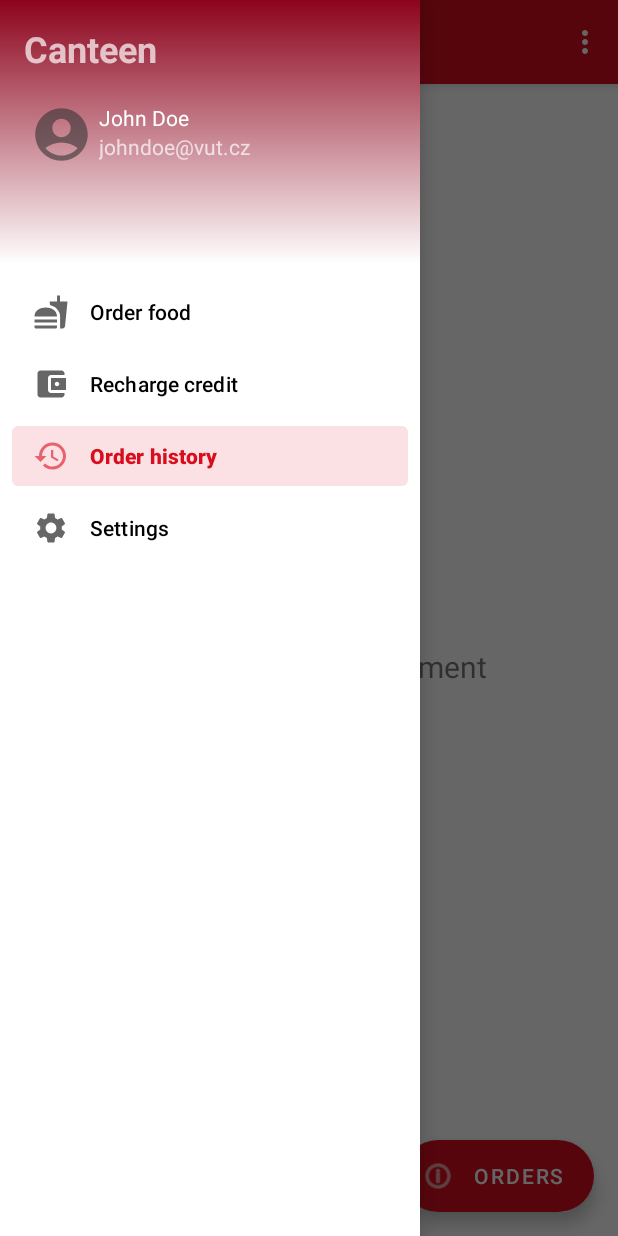
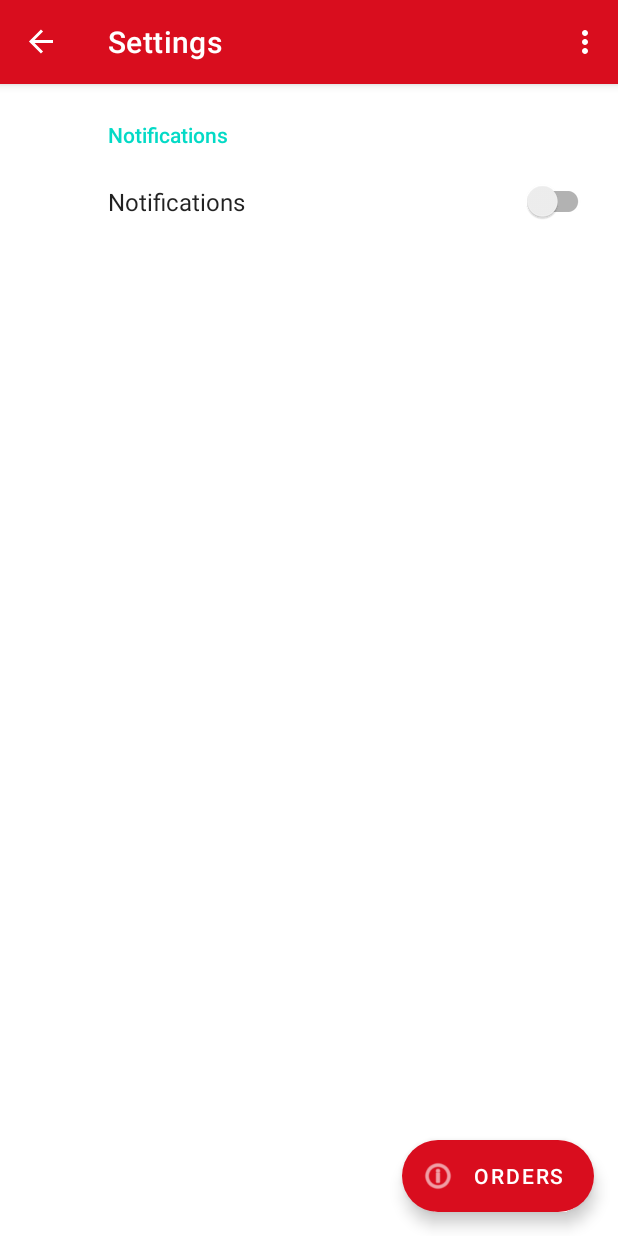
Before and after one commit to MarekHavel/ITU, an Android app: the screen it shows after launch (MainActivity), in the side drawer, after a tap on "Settings", on a phone screen of 412 x 824 dp. Run offline under Robolectric (Android 15) with nearby library versions, the phone set to English and light mode, and no system bars; our stand-ins replace androidx.preference, navigation-ui; 1 statement that could not run was skipped.

```diff
--- a/frontend/app/build.gradle.kts
+++ b/frontend/app/build.gradle.kts
@@ -43,6 +43,7 @@ dependencies {
     implementation("androidx.lifecycle:lifecycle-viewmodel-ktx:2.6.2")
     implementation("androidx.navigation:navigation-fragment:2.7.5")
     implementation("androidx.navigation:navigation-ui:2.7.5")
+    implementation("androidx.preference:preference:1.2.0")
     testImplementation("junit:junit:4.13.2")
     androidTestImplementation("androidx.test.ext:junit:1.1.5")
     androidTestImplementation("androidx.test.espresso:espresso-core:3.5.1")
--- a/frontend/app/src/main/AndroidManifest.xml
+++ b/frontend/app/src/main/AndroidManifest.xml
@@ -17,7 +17,6 @@
         <activity
             android:name=".MainActivity"
             android:exported="true"
-            android:label="@string/app_name"
             android:theme="@style/Theme.Canteen.NoActionBar">
             <intent-filter>
                 <action android:name="android.intent.action.MAIN" />
--- a/frontend/app/src/main/res/drawable/menu_header_background.xml
+++ b/frontend/app/src/main/res/drawable/menu_header_background.xml
@@ -2,7 +2,7 @@
     android:shape="rectangle">
     <gradient
         android:angle="-90"
-        android:endColor="@color/white"
+        android:endColor="?backgroundColor"
         android:startColor="?colorPrimaryVariant"
         android:type="linear" />
 </shape>
--- a/frontend/app/src/main/res/layout/menu_header.xml
+++ b/frontend/app/src/main/res/layout/menu_header.xml
@@ -4,7 +4,6 @@
     android:layout_width="match_parent"
     android:layout_height="@dimen/nav_header_height"
     android:background="@drawable/menu_header_background"
-    android:gravity="bottom"
     android:orientation="vertical"
     android:paddingLeft="@dimen/activity_horizontal_margin"
     android:paddingTop="@dimen/activity_vertical_margin"
@@ -18,11 +17,12 @@
         android:text="@string/app_name"
         android:textStyle="bold"
         android:textSize="24sp"
-        android:paddingBottom="12dp"/>
+        android:paddingTop="12dp"
+        android:paddingBottom="4dp"/>
 
     <LinearLayout
-        android:layout_width="match_parent"
-        android:layout_height="match_parent"
+        android:layout_width="wrap_content"
+        android:layout_height="wrap_content"
         android:orientation="horizontal">
 
         <ImageView
@@ -53,6 +53,7 @@
                 android:layout_height="wrap_content"
                 android:text="@string/nav_header_subtitle" />
         </LinearLayout>
+
     </LinearLayout>
 
 </LinearLayout>
--- a/frontend/app/src/main/res/navigation/mobile_navigation.xml
+++ b/frontend/app/src/main/res/navigation/mobile_navigation.xml
@@ -22,4 +22,9 @@
         android:name="eu.havy.canteen.ui.order_history.OrderHistoryFragment"
         android:label="@string/menu_order_history"
         tools:layout="@layout/fragment_order_history" />
+
+    <fragment
+        android:id="@+id/nav_settings"
+        android:name="eu.havy.canteen.ui.settings.SettingsFragment"
+        android:label="@string/menu_settings" />
 </navigation>
--- /dev/null
+++ b/frontend/app/src/main/res/values/arrays.xml
@@ -0,0 +1,37 @@
+<resources>
+    <string-array name="color_scheme_entries">
+        <item>System selected</item>
+        <item>Dark mode</item>
+        <item>Light mode</item>
+    </string-array>
+
+    <string-array name="color_scheme_values">
+        <item>system_selected</item>
+        <item>dark_mode</item>
+        <item>light_mode</item>
+    </string-array>
+
+    <string-array name="notification_entries">
+        <item>Food for today</item>
+        <item>Canteen opened</item>
+        <item>Credit charged</item>
+    </string-array>
+
+    <string-array name="notification_values">
+        <item>food_for_today</item>
+        <item>canteen_opened</item>
+        <item>credit_charged</item>
+    </string-array>
+
+    <string-array name="language_entries">
+        <item>English</item>
+        <item>Czech</item>
+        <item>Slovak</item>
+    </string-array>
+
+    <string-array name="language_values">
+        <item>english</item>
+        <item>czech</item>
+        <item>slovak</item>
+    </string-array>
+</resources>
--- a/frontend/app/src/main/res/values/strings.xml
+++ b/frontend/app/src/main/res/values/strings.xml
@@ -12,4 +12,11 @@
     <string name="menu_order_history">Order history</string>
     <string name="menu_settings">Settings</string>
     <string name="orders">Orders</string>
+
+    <!-- Preferences -->
+    <string name="general">General</string>
+    <string name="color_scheme">Color scheme</string>
+    <string name="notifications">Notifications</string>
+    <string name="allowed_notifications">Allowed notifications\n</string>
+    <string name="language">Language</string>
 </resources>
--- /dev/null
+++ b/frontend/app/src/main/res/xml/root_preferences.xml
@@ -0,0 +1,40 @@
+<PreferenceScreen xmlns:app="http://schemas.android.com/apk/res-auto">
+
+    <PreferenceCategory app:title="@string/notifications">
+
+        <SwitchPreferenceCompat
+            app:key="notifications"
+            app:title="@string/notifications" />
+
+        <MultiSelectListPreference
+            app:key="notifications_allowed"
+            app:dependency="notifications"
+            app:title="@string/allowed_notifications"
+            app:entries="@array/notification_entries"
+            app:entryValues="@array/notification_values"
+            app:defaultValue="@array/notification_values"
+            app:useSimpleSummaryProvider="true" />
+
+    </PreferenceCategory>
+
+    <PreferenceCategory app:title="@string/general">
+
+        <ListPreference
+            app:key="color_scheme"
+            app:title="@string/color_scheme"
+            app:entries="@array/color_scheme_entries"
+            app:entryValues="@array/color_scheme_values"
+            app:defaultValue="system_selected"
+            app:useSimpleSummaryProvider="true" />
+
+        <ListPreference
+            app:key="language"
+            app:title="@string/language"
+            app:entries="@array/language_entries"
+            app:entryValues="@array/language_values"
+            app:defaultValue="english"
+            app:useSimpleSummaryProvider="true" />
+
+    </PreferenceCategory>
+
+</PreferenceScreen>
```
Also changed, not shown: frontend/app/src/main/java/eu/havy/canteen/ui/settings/SettingsFragment.java (added, +48 -0 lines).
